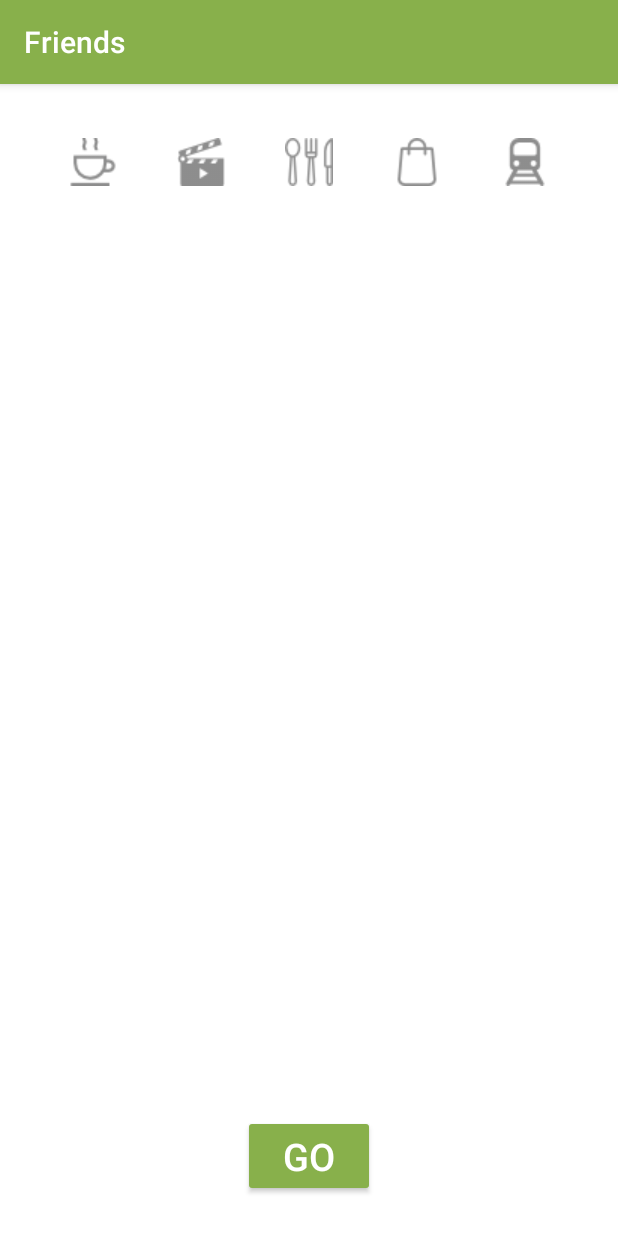
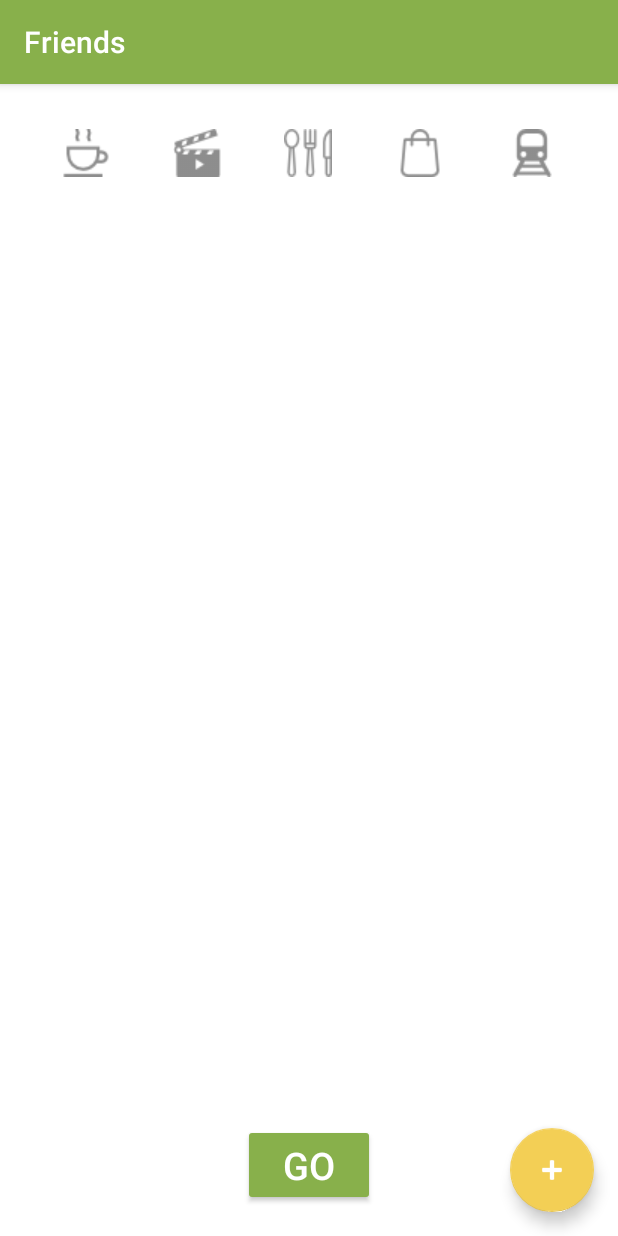
Before and after one commit to ChristopherJdL/wheretomeet-android, an Android app: the FriendsActivity screen opened directly, with no data from a screen before it, on a phone screen of 412 x 824 dp. Run offline under Robolectric (Android 15) with nearby library versions, the phone set to English and light mode, and no system bars; libraries missing offline, so code that uses them is left out: com.loopj.android; 4 statements that could not run were skipped.

Commit message:
friends add function added

```diff
--- a/app/src/main/java/com/example/wheretomeet/FriendsActivity.java
+++ b/app/src/main/java/com/example/wheretomeet/FriendsActivity.java
@@ -1,8 +1,12 @@
 package com.example.wheretomeet;
 
+import android.app.Dialog;
 import android.os.Bundle;
+import android.support.design.widget.FloatingActionButton;
 import android.support.v7.app.AppCompatActivity;
 import android.view.View;
+import android.widget.Button;
+import android.widget.EditText;
 import android.widget.ImageButton;
 import android.widget.ListView;
 import android.widget.Toast;
@@ -15,11 +19,11 @@ import org.json.JSONObject;
 
 import java.util.ArrayList;
 
-public class FriendsActivity extends AppCompatActivity {
+public class FriendsActivity extends AppCompatActivity implements View.OnClickListener{
 
-    private ArrayList<Friend> friends = new ArrayList<Friend>();
+    ArrayList<Friend> friends = new ArrayList<Friend>();
     private ListView listview;
-    private FriendsAdapter adapter;
+    FriendsAdapter adapter;
     private String appToken;
     ImageButtonOnClickListener movieclick;
     ImageButtonOnClickListener cafeclick;
@@ -34,6 +38,10 @@ public class FriendsActivity extends AppCompatActivity {
 
         super.onCreate(savedInstanceState);
         setContentView(R.layout.activity_friends);
+
+        FloatingActionButton fab = (FloatingActionButton) findViewById(R.id.fab);
+
+        fab.setOnClickListener(this);
 
         appToken = getIntent().getStringExtra("appToken");
 
@@ -109,7 +117,7 @@ public class FriendsActivity extends AppCompatActivity {
         }
     }
 
-    private void StoreFriends(String value) {
+    public void StoreFriends(String value) {
         JSONArray jsonArr;
         JSONObject friend;
         try {
@@ -131,4 +139,37 @@ public class FriendsActivity extends AppCompatActivity {
             e.printStackTrace();
         }
     }
+
+    @Override
+    public void onClick(View view) {
+
+        final Dialog dialog = new Dialog(this);
+        dialog.setContentView(R.layout.add_dialog);
+        dialog.setTitle("Add Friend");
+        final EditText username = (EditText) dialog.findViewById(R.id.username);
+        final Button add=(Button) dialog.findViewById(R.id.Add);
+
+        final FriendsActivity activity=this;
+
+        add.setOnClickListener(new View.OnClickListener() {
+            @Override
+            public void onClick(View view) {
+                AsyncHttpClient client = new AsyncHttpClient();
+                client.addHeader("Authorization", "Bearer " + appToken);
+                HttpClientHelper helper = new HttpClientHelper(client);
+                helper.postFriend(username.getText().toString(), activity,dialog);
+            }
+        });
+
+        final Button close=(Button) dialog.findViewById(R.id.Close);
+
+        close.setOnClickListener(new View.OnClickListener() {
+            @Override
+            public void onClick(View view) {
+               dialog.dismiss();
+            }
+        });
+        dialog.show();
+    }
+
 }
--- a/app/src/main/java/com/example/wheretomeet/FriendsListResponseHandler.java
+++ b/app/src/main/java/com/example/wheretomeet/FriendsListResponseHandler.java
@@ -33,6 +33,7 @@ public class FriendsListResponseHandler extends AsyncHttpResponseHandler {
         Toast.makeText(activity, "Signed in", Toast.LENGTH_SHORT).show();
 
         Intent friends=new Intent(activity.getApplicationContext(),FriendsActivity.class);
+
         friends.putExtra("friends",value);
         friends.putExtra("appToken",appToken);
         friends.putExtra("lat",lat);
--- a/app/src/main/res/layout/activity_friends.xml
+++ b/app/src/main/res/layout/activity_friends.xml
@@ -1,24 +1,24 @@
 <?xml version="1.0" encoding="utf-8"?>
-<LinearLayout xmlns:android="http://schemas.android.com/apk/res/android"
+<android.support.design.widget.CoordinatorLayout xmlns:android="http://schemas.android.com/apk/res/android"
     xmlns:app="http://schemas.android.com/apk/res-auto"
     xmlns:tools="http://schemas.android.com/tools"
-    android:id="@+id/activity_friends"
     android:layout_width="match_parent"
     android:layout_height="match_parent"
-    android:paddingBottom="@dimen/activity_vertical_margin"
-    android:paddingLeft="@dimen/activity_horizontal_margin"
-    android:paddingRight="@dimen/activity_horizontal_margin"
-    android:paddingTop="@dimen/activity_vertical_margin"
-    tools:context="com.example.wheretomeet.LoginActivity"
+    android:fitsSystemWindows="true"
+    tools:context="com.example.wheretomeet.FriendsActivity">
+
+        <LinearLayout
+    android:layout_width="match_parent"
+    android:layout_height="match_parent"
+    android:layout_margin="10dp"
     android:orientation="vertical"
-    android:gravity="center"
-    android:layout_margin="10dp">
+    >
 
         <LinearLayout
             android:orientation="horizontal"
             android:layout_width="match_parent"
             android:layout_height="wrap_content"
-            android:layout_marginBottom="10dp">
+            android:layout_margin="10dp">
 
                 <ImageButton
                     android:layout_width="wrap_content"
@@ -72,6 +72,7 @@
             android:layout_width="match_parent"
             android:layout_height="0dp"
             android:layout_marginBottom="10dp"
+            android:layout_margin="10dp"
             />
 
         <Button
@@ -82,6 +83,21 @@
             android:backgroundTint="@color/Greenery"
             android:textColor="@color/White"
             android:textSize="25dp"
-            android:onClick="goMap" />
+            android:onClick="goMap"
+            android:layout_marginBottom="10dp"/>
 
-</LinearLayout>
+        </LinearLayout>
+
+        <android.support.design.widget.FloatingActionButton
+            android:layout_width="match_parent"
+            android:layout_height="wrap_content"
+            android:clickable="true"
+            app:fabSize="normal"
+            app:srcCompat="@android:drawable/ic_input_add"
+            android:id="@+id/fab"
+            android:tint="@color/White"
+            android:layout_gravity="bottom|end"
+            android:layout_margin="@dimen/fab_margin"
+            />
+
+</android.support.design.widget.CoordinatorLayout>
--- a/app/src/main/res/values/colors.xml
+++ b/app/src/main/res/values/colors.xml
@@ -1,7 +1,7 @@
 <?xml version="1.0" encoding="utf-8"?>
 <resources>
     <color name="Greenery">#88B04B</color>
-    <color name="PrimroseYellow">#F3CF55</color>
-    <color name="White">#FFFFFF</color>
+    <color name="PrimroseYellow">#f3cf55</color>
+    <color name="White">#ffffff</color>
     <color name="Gray">#8C8C8C</color>
 </resources>
```
Also changed, not shown: app/src/main/java/com/example/wheretomeet/HttpClientHelper.java (+9 -0 lines), app/src/main/java/com/example/wheretomeet/postFriendResponseHandler.java (added, +42 -0 lines), app/src/main/res/layout/add_dialog.xml (added, +39 -0 lines).
